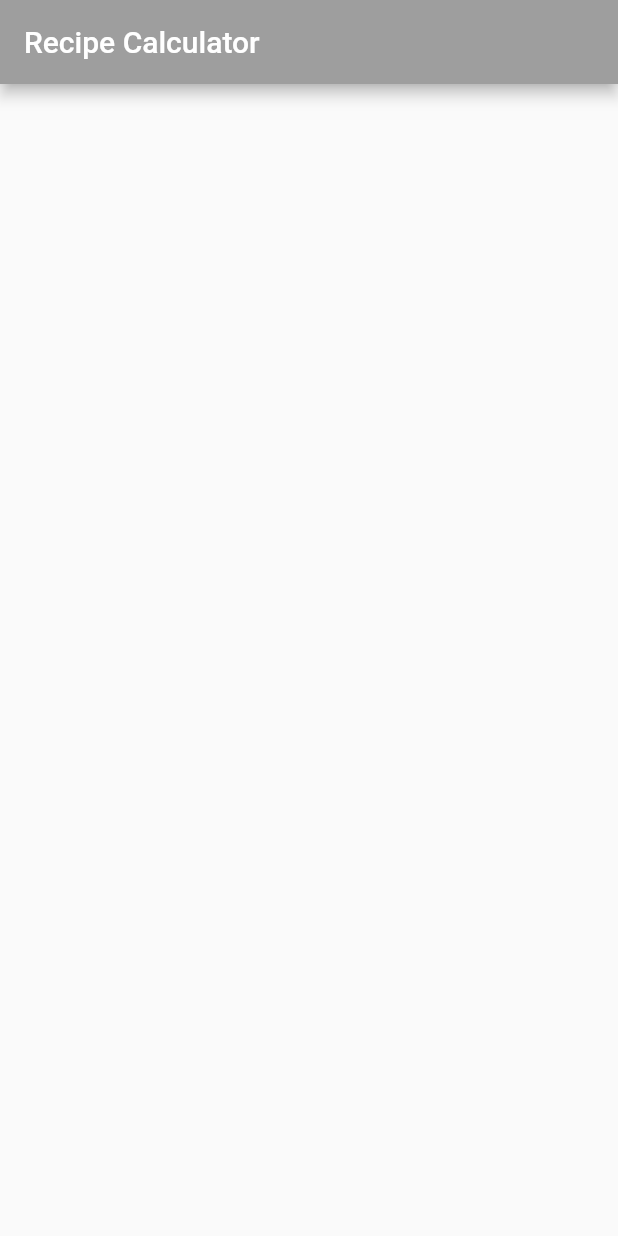
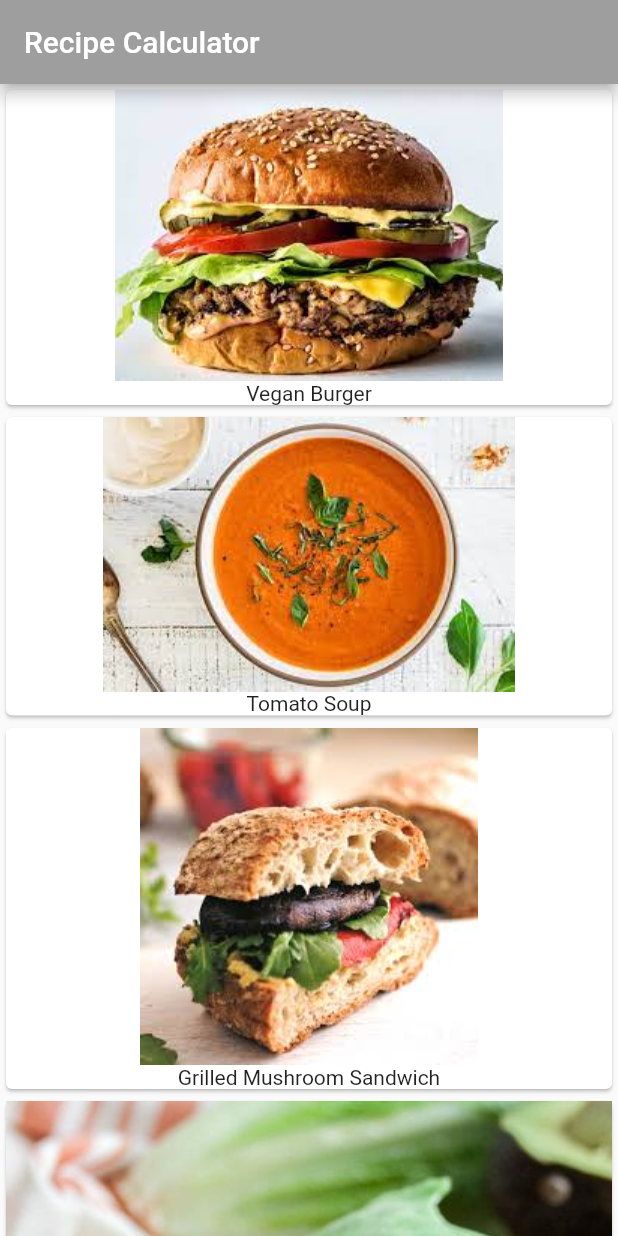
Before and after one commit to n-c-ui/recipes, a Flutter app: the screen it shows after launch, on a phone screen of 412 x 824 dp. Run offline on Flutter 3.47's test engine with Material 2 defaults, Android fonts, the phone set to English and light mode, and no system bars.

Commit message:
Added images

```diff
--- a/lib/main.dart
+++ b/lib/main.dart
@@ -1,4 +1,5 @@
 import 'package:flutter/material.dart';
+import 'recipe.dart';
 
 void main() {
   runApp(const MyApp());
@@ -42,8 +43,19 @@ class _MyHomePageState extends State<MyHomePage> {
         title: Text(widget.title),
       ),
       body: SafeArea(
-        child: Container(),
-      ),
+          child: ListView.builder(
+              itemCount: Recipe.samples.length,
+              itemBuilder: (BuildContext context, int index) {
+                return buildRecipeCard(Recipe.samples[index]);
+              })),
     );
   }
 }
+
+Widget buildRecipeCard(Recipe recipe) {
+  return Card(
+    child: Column(
+      children: [Image(image: AssetImage(recipe.imageUrl)), Text(recipe.label)],
+    ),
+  );
+}
--- a/lib/recipe.dart
+++ b/lib/recipe.dart
@@ -9,28 +9,28 @@ class Recipe {
 
   static List<Recipe> samples = [
     Recipe(
-      'Spaghetti and Meatballs',
-      'assets/2126711929_ef763de2b3_w.jpg',
+      'Vegan Burger',
+      'assets/veganburger.jpg',
     ),
     Recipe(
       'Tomato Soup',
-      'assets/27729023535_a57606c1be.jpg',
+      'assets/tomatosoup.jpg',
     ),
     Recipe(
-      'Grilled Cheese',
-      'assets/3187380632_5056654a19_b.jpg',
+      'Grilled Mushroom Sandwich',
+      'assets/grilledmushroom.jpg',
     ),
     Recipe(
-      'Chocolate Chip Cookies',
-      'assets/15992102771_b92f4cc00a_b.jpg',
+      'Vegan Wrap',
+      'assets/veganwrap.jpg',
     ),
     Recipe(
-      'Taco Salad',
-      'assets/8533381643_a31a99e8a6_c.jpg',
+      'Vegan Taco',
+      'assets/vegantaco.jpg',
     ),
     Recipe(
-      'Hawaiian Pizza',
-      'assets/15452035777_294cefced5_c.jpg',
+      'Spinach Pizza',
+      'assets/veganpizza.jpg',
     ),
   ];
 }
```
Also changed, not shown: assets/grilledmushroom.jpg (added), assets/tomatosoup.jpg (added), assets/veganburger.jpg (added), assets/veganpizza.jpg (added), assets/vegantaco.jpg (added), assets/veganwrap.jpg (added).
